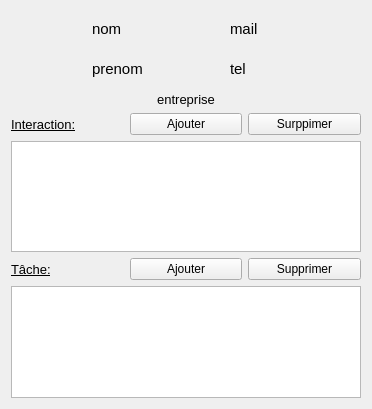
Gibus21250/CDAA, file interfaces/ficheContact.ui: the form before one commit.
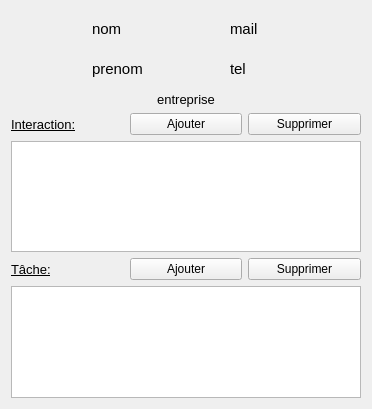
The form after the commit.

What changed in the file:
```diff
--- a/interfaces/ficheContact.ui
+++ b/interfaces/ficheContact.ui
@@ -150,7 +150,7 @@
        <item>
         <widget class="QPushButton" name="b_supp_interaction">
          <property name="text">
-          <string>Surppimer</string>
+          <string>Supprimer</string>
          </property>
         </widget>
        </item>
```
